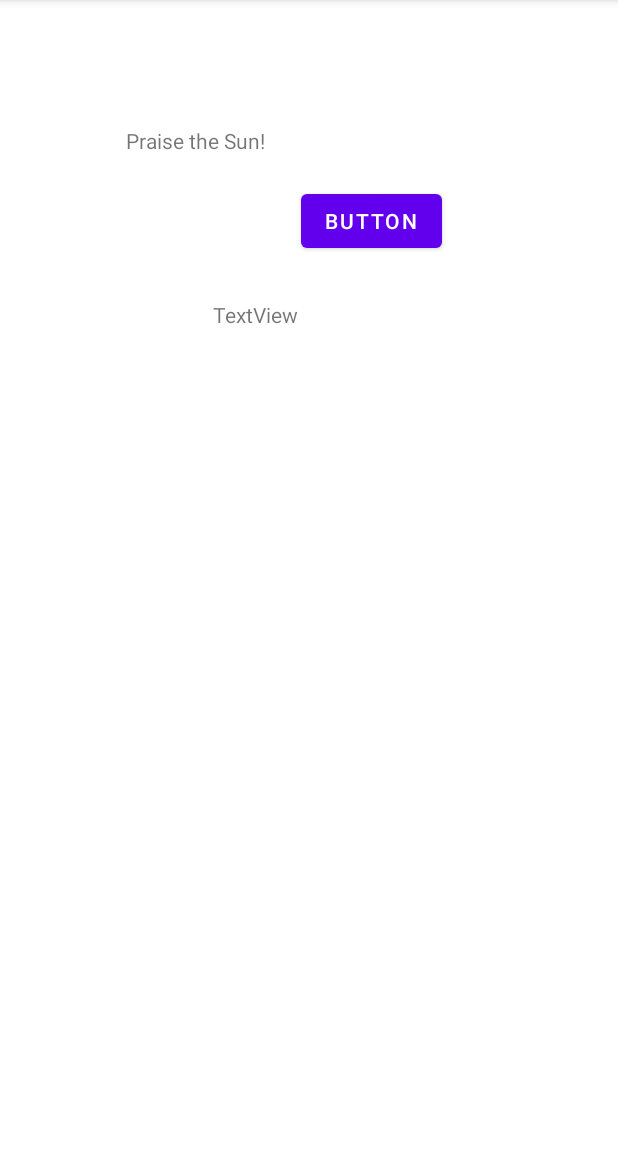
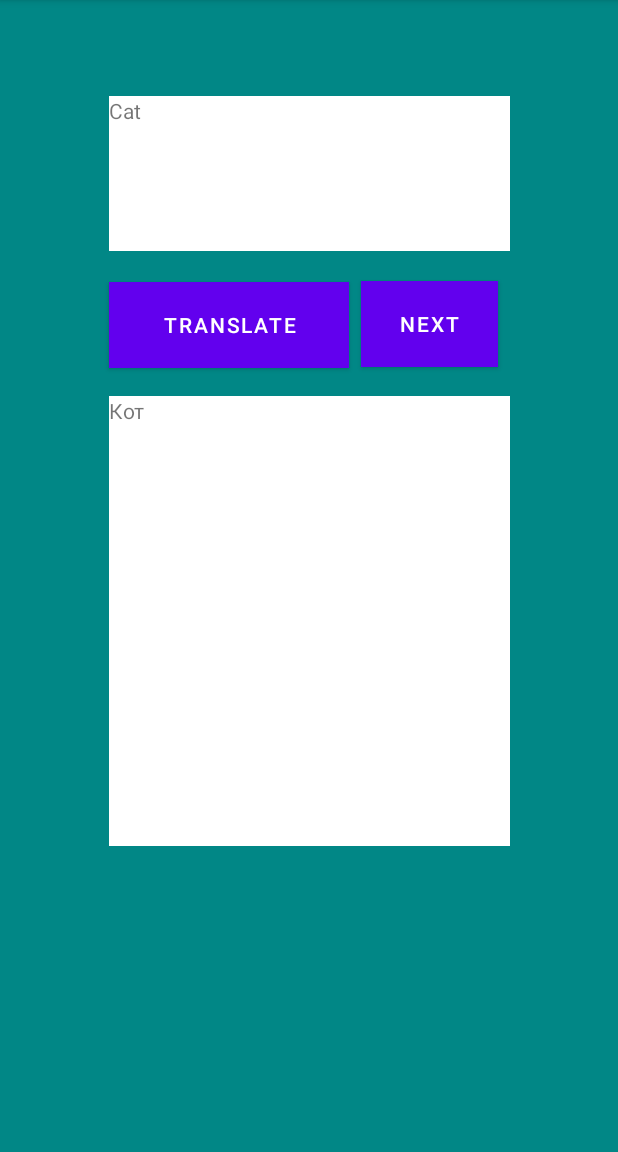
Before and after one commit to mrStat1c/EngWords, an Android app: the screen it shows after launch (MainActivity), on a phone screen of 412 x 824 dp, the part 84-1236 px from its top. Run offline under Robolectric (Android 15) with nearby library versions, the phone set to English and light mode, and no system bars.

Commit message:
remove training example

```diff
--- a/app/src/main/java/com/example/englishwordslearning/MainActivity.java
+++ b/app/src/main/java/com/example/englishwordslearning/MainActivity.java
@@ -3,12 +3,58 @@ package com.example.englishwordslearning;
 import androidx.appcompat.app.AppCompatActivity;
 
 import android.os.Bundle;
+import android.util.Log;
+import android.view.View;
+import android.view.View.OnClickListener;
+import android.widget.Button;
+import android.widget.TextView;
+import android.widget.Toast;
 
 public class MainActivity extends AppCompatActivity {
+
+    TextView engView;
+    TextView rusView;
+    Button translateBtn;
+    Button nextBtn;
+    private final String LOG_TAG = this.getClass().getSimpleName();
+
 
     @Override
     protected void onCreate(Bundle savedInstanceState) {
         super.onCreate(savedInstanceState);
         setContentView(R.layout.activity_main);
+
+        this.engView = findViewById(R.id.tv_engView);
+        engView.setText("Cat");
+        this.rusView = findViewById(R.id.tv_rusView);
+        rusView.setText("Кот");
+        this.translateBtn = findViewById(R.id.b_translate);
+        this.nextBtn = findViewById(R.id.b_next);
+
+        OnClickListener translateBtnClick = new OnClickListener() {
+            @Override
+            public void onClick(View v) {
+                rusView.setText("Здесь будет перевод слова \"" + engView.getText() + "\"");
+                Log.d(LOG_TAG, "Выполнен перевод слова " + engView.getText());
+            }
+        };
+
+        OnClickListener nextBtnClicl = new OnClickListener() {
+            @Override
+            public void onClick(View v) {
+                if (!rusView.getText().equals("Cleaned")) {
+                    rusView.setText("Cleaned");
+                } else {
+                    showToast("Already cleaned!");
+                }
+            }
+        };
+
+        translateBtn.setOnClickListener(translateBtnClick);
+        nextBtn.setOnClickListener(nextBtnClicl);
+    }
+
+    private void showToast(String text) {
+        Toast.makeText(this, text, Toast.LENGTH_LONG).show();
     }
 }
--- a/app/src/main/res/layout/activity_main.xml
+++ b/app/src/main/res/layout/activity_main.xml
@@ -4,36 +4,52 @@
     xmlns:tools="http://schemas.android.com/tools"
     android:layout_width="match_parent"
     android:layout_height="match_parent"
+    android:background="@color/teal_700"
     tools:context=".MainActivity">
 
     <TextView
-        android:id="@+id/textView"
-        android:layout_width="wrap_content"
-        android:layout_height="wrap_content"
-        android:layout_marginStart="84dp"
-        android:layout_marginTop="84dp"
-        android:text="Praise the Sun!"
+        android:id="@+id/tv_engView"
+        android:layout_width="267dp"
+        android:layout_height="103dp"
+        android:layout_marginTop="64dp"
+        android:background="@color/white"
+        android:text="Здесь будет английское слово"
+        app:layout_constraintEnd_toEndOf="parent"
         app:layout_constraintStart_toStartOf="parent"
         app:layout_constraintTop_toTopOf="parent" />
 
     <Button
-        android:id="@+id/button"
-        android:layout_width="wrap_content"
-        android:layout_height="wrap_content"
-        android:layout_marginStart="24dp"
-        android:layout_marginTop="20dp"
-        android:text="Button"
-        app:layout_constraintStart_toEndOf="@+id/textView"
-        app:layout_constraintTop_toBottomOf="@+id/textView" />
+        android:id="@+id/b_translate"
+        android:layout_width="160dp"
+        android:layout_height="57dp"
+        android:background="@color/purple_500"
+        android:text="Translate"
+        app:layout_constraintBottom_toTopOf="@+id/tv_rusView"
+        app:layout_constraintStart_toStartOf="@+id/tv_engView"
+        app:layout_constraintTop_toBottomOf="@+id/tv_engView"
+        app:layout_constraintVertical_bias="0.521" />
+
+    <Button
+        android:id="@+id/b_next"
+        android:layout_width="91dp"
+        android:layout_height="57dp"
+        android:background="@color/purple_500"
+        android:text="Next"
+        app:layout_constraintBottom_toTopOf="@+id/tv_rusView"
+        app:layout_constraintEnd_toEndOf="@+id/tv_engView"
+        app:layout_constraintStart_toEndOf="@+id/b_translate"
+        app:layout_constraintTop_toBottomOf="@+id/tv_engView" />
 
     <TextView
-        android:id="@+id/textView2"
-        android:layout_width="wrap_content"
-        android:layout_height="wrap_content"
-        android:layout_marginTop="200dp"
-        android:text="TextView"
+        android:id="@+id/tv_rusView"
+        android:layout_width="267dp"
+        android:layout_height="300dp"
+        android:layout_marginTop="264dp"
+        android:background="@color/white"
+        android:text="Здесь будет перевод"
         app:layout_constraintEnd_toEndOf="parent"
-        app:layout_constraintHorizontal_bias="0.4"
         app:layout_constraintStart_toStartOf="parent"
         app:layout_constraintTop_toTopOf="parent" />
+
+
 </androidx.constraintlayout.widget.ConstraintLayout>
```
Also changed, not shown: app/src/main/AndroidManifest.xml (+0 -7 lines), app/src/main/java/com/example/englishwordslearning/MainActivity2.java (deleted, +0 -20 lines), app/src/main/res/layout/activity_main2.xml (deleted, +0 -50 lines), app/src/main/res/layout-land/activity_main.xml (renamed from app/src/main/res/layout-land/activity_main2.xml).
